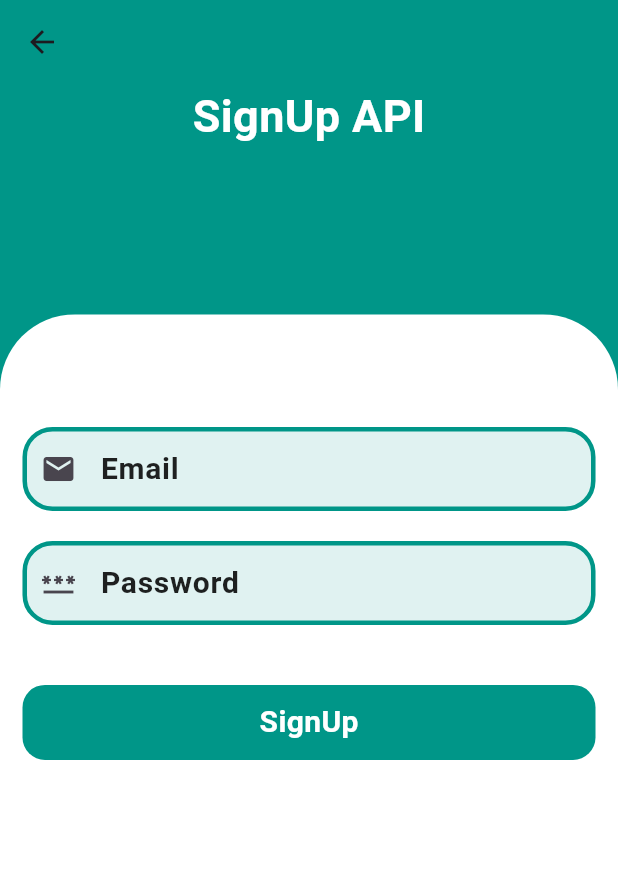
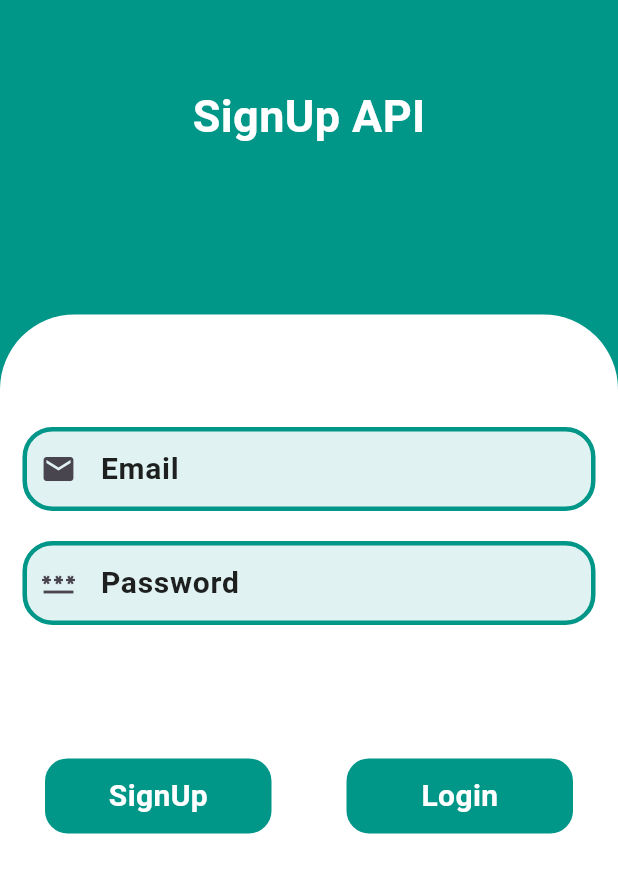
Before and after one commit to Haroon913/REST_API_Implent, a Flutter app: the SignupScreen screen opened directly, after a tap on "SignUp", on a phone screen of 412 x 824 dp. Shown: the top 873 px of the screen. Run offline on Flutter 3.47's test engine with Material 2 defaults, Android fonts, the phone set to English and light mode, and no system bars; our stand-ins replace image_picker, modal_progress_hud_nsn; network calls fail.

Commit message:
first commit

```diff
--- a/lib/main.dart
+++ b/lib/main.dart
@@ -24,7 +24,7 @@ class MyApp extends StatelessWidget {
         colorScheme: ColorScheme.fromSeed(seedColor: Colors.deepPurple),
         useMaterial3: true,
       ),
-      home: UploadImage(),
+      home: SignupScreen(),
     );
   }
 }
--- a/lib/signup.dart
+++ b/lib/signup.dart
@@ -1,5 +1,6 @@
 import 'dart:convert';
 
+import 'package:chapter_10/uploadimage.dart';
 import 'package:flutter/material.dart';
 import 'package:http/http.dart';
 class SignupScreen extends StatefulWidget {
@@ -10,6 +11,7 @@ class SignupScreen extends StatefulWidget {
 }
 
 class _SignupScreenState extends State<SignupScreen> {
+  String message='';
   TextEditingController emailController=TextEditingController();
   TextEditingController passwordController=TextEditingController();
   void login(String email,password)async {
@@ -24,12 +26,20 @@ class _SignupScreenState extends State<SignupScreen> {
       if(response.statusCode==200){
         var data=jsonDecode(response.body.toString());
         print(data);
-        print('Account created sucessfully');
+        message='Account Created ! Click Login';
+        setState(() {
+
+        });
 
       }
       else{
         print('Failed');
       }
+      Future.delayed(Duration(seconds: 3), () {
+        setState(() {
+          message = '';
+        });
+      });
 
 
     }
@@ -113,12 +123,22 @@ class _SignupScreenState extends State<SignupScreen> {
                         ),
                       ),
                     ),
+                    SizedBox(height: 20,),
+                    Center(child: Text(message.toString(),
+                      style: TextStyle(fontWeight: FontWeight.bold,fontSize: 20),)),
                     SizedBox(height: 40,),
-                    GestureDetector(
+
+                    Padding(
+                      padding: const EdgeInsets.symmetric(horizontal: 15),
+                      child: Row(children: [
+                        Expanded(
+                          flex:1,
+                          child: GestureDetector(
                             onTap: (){
                               login(emailController.text.toString(), passwordController.text.toString());},
                             child: Container(
                               height: 50,
+
                               decoration: BoxDecoration(
                                 color: Colors.teal,
                                 borderRadius: BorderRadius.circular(15),
@@ -128,6 +148,29 @@ class _SignupScreenState extends State<SignupScreen> {
                                   style: TextStyle(fontSize: 20,fontWeight: FontWeight.bold,color: Colors.white),),
                               ),
                             ),
+                          ),
+                        ),
+                        SizedBox(width: 50,),
+                        Expanded(
+                          flex: 1,
+                          child: GestureDetector(
+                            onTap: (){
+                              Navigator.push(context, MaterialPageRoute(builder: (context)=>UploadImage()));
+                              },
+                            child: Container(
+                              height: 50,
+                              decoration: BoxDecoration(
+                                color: Colors.teal,
+                                borderRadius: BorderRadius.circular(15),
+                              ),
+                              child: Center(
+                                child: Text('Login',
+                                  style: TextStyle(fontSize: 20,fontWeight: FontWeight.bold,color: Colors.white),),
+                              ),
+                            ),
+                          ),
+                        ),
+                      ],),
                     )
 
                   ],
```
Also changed, not shown: lib/uploadimage.dart (+14 -3 lines). Lines whose indentation alone changed are shown as unchanged.
